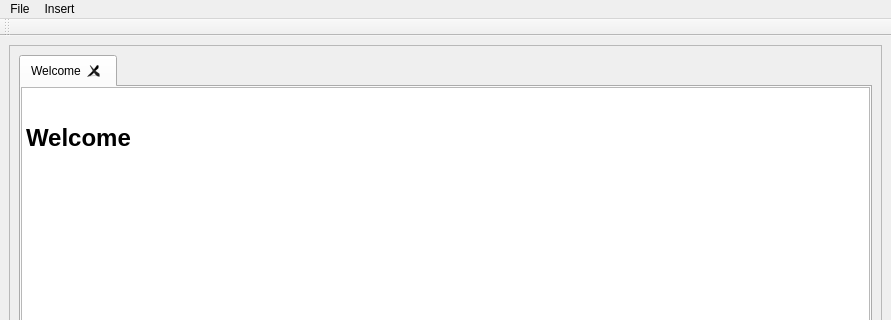
Old version of the form src/core/mainwindow.ui in the repository Kalbra/skui; both pictures show x 0 to 891 and y 0 to 320 of the 891 by 550 pixel window.
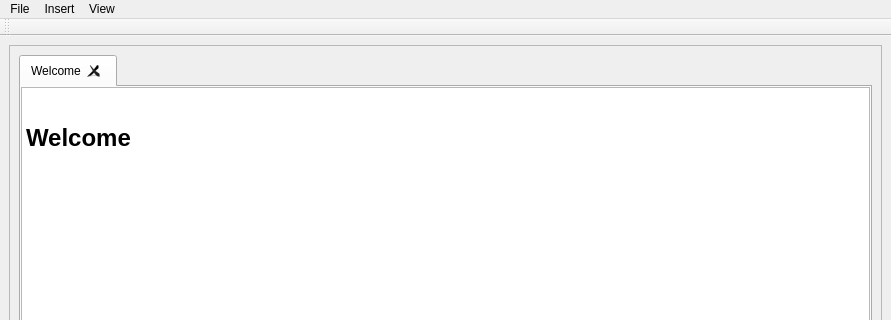
New version of the form.

Commit message:
Add reload to the menu
new feature:
- when you hit reload the board reloads

Patch:
```diff
--- a/src/core/mainwindow.ui
+++ b/src/core/mainwindow.ui
@@ -106,8 +106,15 @@
     <addaction name="actionButton"/>
     <addaction name="actionSlider"/>
    </widget>
+   <widget class="QMenu" name="menuView">
+    <property name="title">
+     <string>View</string>
+    </property>
+    <addaction name="actionReload"/>
+   </widget>
    <addaction name="menuFile"/>
    <addaction name="menuInsert"/>
+   <addaction name="menuView"/>
   </widget>
   <widget class="QToolBar" name="toolBar">
    <property name="windowTitle">
```
Left out of the diff: 5 changed lines with no effect on the pictures. The commit also changes 2 other files.
